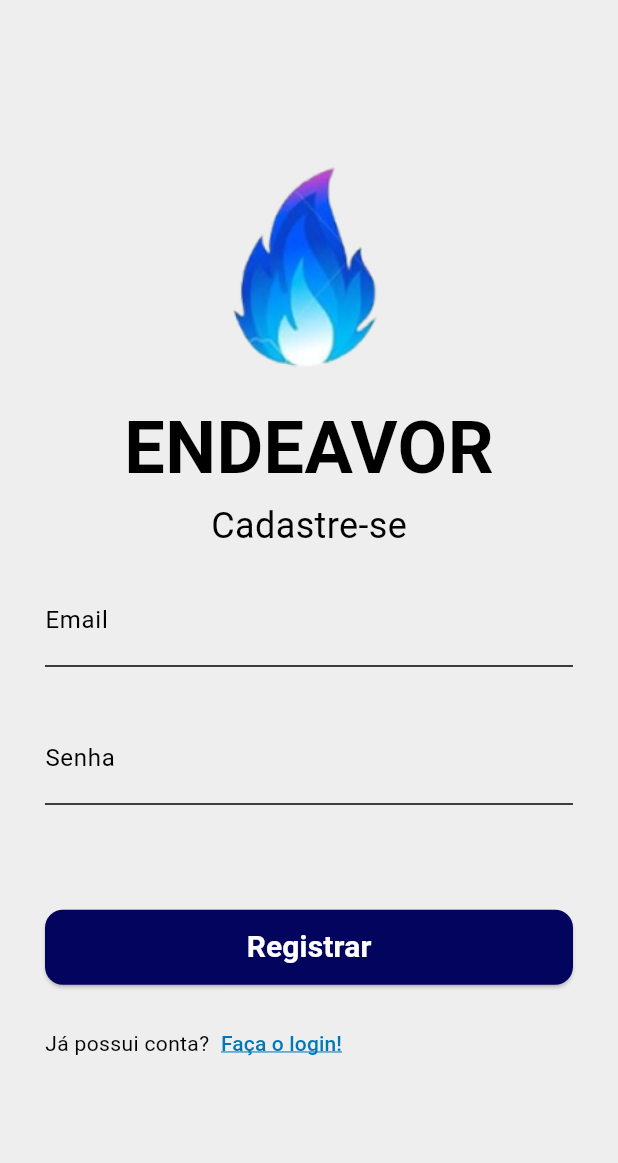
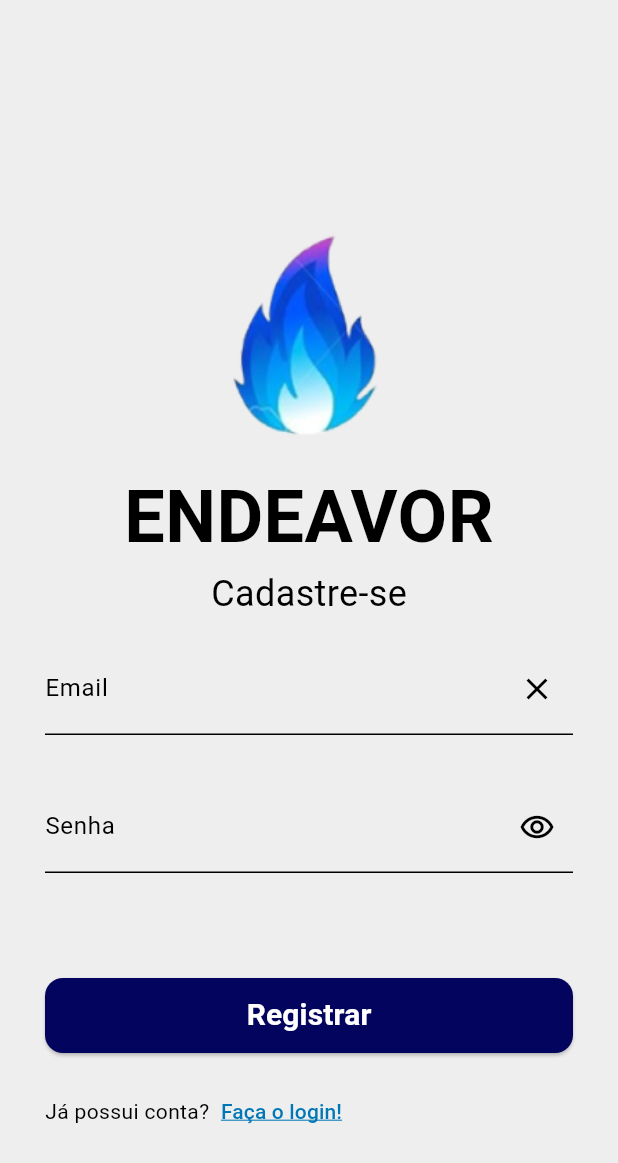
Before and after one commit to ElissonRochaa/MOBILE-25.1-Endeavor, a Flutter app: the RegistroScreen screen opened directly, on a phone screen of 412 x 824 dp. Shown: the top 1163 px of the screen. Run offline on Flutter 3.47's test engine with Material 3 defaults, Android fonts, the phone set to English and light mode, and no system bars; our stand-ins replace google_sign_in; Roboto replaces fonts that are missing (BebasNeue).

Commit message:
feat: Tela de registro funcional

```diff
--- a/lib/main.dart
+++ b/lib/main.dart
@@ -20,7 +20,7 @@ class MyApp extends StatelessWidget {
       theme: ThemeApp.theme,
       home: //const DismissKeyboard(child: MateriasScreen()),
           //const DismissKeyboard(child: LoginScreen()),
-          const DismissKeyboard(child: CriarMetaScreen())
+          const DismissKeyboard(child: RegistroScreen())
     );
   }
 }
--- a/lib/screens/registro/registro_screen.dart
+++ b/lib/screens/registro/registro_screen.dart
@@ -1,3 +1,5 @@
+import 'package:endeavor/screens/home_screen.dart';
+import 'package:endeavor/screens/login_screen.dart';
 import 'package:flutter/material.dart';
 
 class RegistroScreen extends StatefulWidget {
@@ -10,14 +12,17 @@ class RegistroScreen extends StatefulWidget {
 class _RegistroScreenState extends State<RegistroScreen> {
   final TextEditingController emailController = TextEditingController();
   final TextEditingController senhaController = TextEditingController();
+  bool esconderSenha = true;
 
   @override
   Widget build(BuildContext context) {
     return Scaffold(
-      body: Center(
+      body: SingleChildScrollView(
+        child: Center(
           child: Column(
             mainAxisAlignment: MainAxisAlignment.center,
             children: [
+              SizedBox(height: 150),
               Image(
                 image: AssetImage("assets/flameLogo.png"),
                 height: 160,
@@ -44,6 +49,14 @@ class _RegistroScreenState extends State<RegistroScreen> {
                     labelText: "Email",
                     hintText: "exemplo@gmail.com",
                     hintStyle: TextStyle(color: Colors.black54),
+                    suffixIcon: IconButton(
+                        onPressed: (){
+                          setState(() {
+                            emailController.text = "";
+                          });
+                        },
+                        icon: Icon(Icons.clear)
+                    )
                   ),
                   keyboardType: TextInputType.emailAddress,
                   style: TextStyle(fontSize: 20),
@@ -58,7 +71,17 @@ class _RegistroScreenState extends State<RegistroScreen> {
                     decoration: InputDecoration(
                         labelText: "Senha",
                         hintText: "exemplo12345",
-                      hintStyle: TextStyle(color: Colors.black54)),
+                        hintStyle: TextStyle(color: Colors.black54),
+                        suffixIcon: IconButton(
+                            onPressed: (){
+                              setState(() {
+                                esconderSenha = !esconderSenha;
+                              });
+                            },
+                            icon: Icon(Icons.remove_red_eye_outlined)
+                        )
+                    ),
+                    obscureText: esconderSenha,
                     style: TextStyle(fontSize: 20)),
               ),
               SizedBox(height: 40),
@@ -66,7 +89,9 @@ class _RegistroScreenState extends State<RegistroScreen> {
                 padding:
                     const EdgeInsets.symmetric(horizontal: 30.0, vertical: 15.0),
                 child: ElevatedButton(
-                  onPressed: () {},
+                    onPressed: () {
+                      Navigator.push(context, MaterialPageRoute(builder: (context) => HomeScreen()));
+                    },
                     style: ElevatedButton.styleFrom(
                       shape: RoundedRectangleBorder(
                         borderRadius: BorderRadius.circular(12)
@@ -91,7 +116,9 @@ class _RegistroScreenState extends State<RegistroScreen> {
                       "Já possui conta? "
                     ),
                     TextButton(
-                      onPressed: (){},
+                        onPressed: (){
+                          Navigator.push(context, MaterialPageRoute(builder: (context) => LoginScreen()));
+                        },
                         style: TextButton.styleFrom(
                           padding: EdgeInsets.symmetric(horizontal: 4)
                         ),
@@ -109,6 +136,7 @@ class _RegistroScreenState extends State<RegistroScreen> {
             ],
           ),
         ),
+      ),
     );
   }
 }
```
Lines whose indentation alone changed are shown as unchanged.
